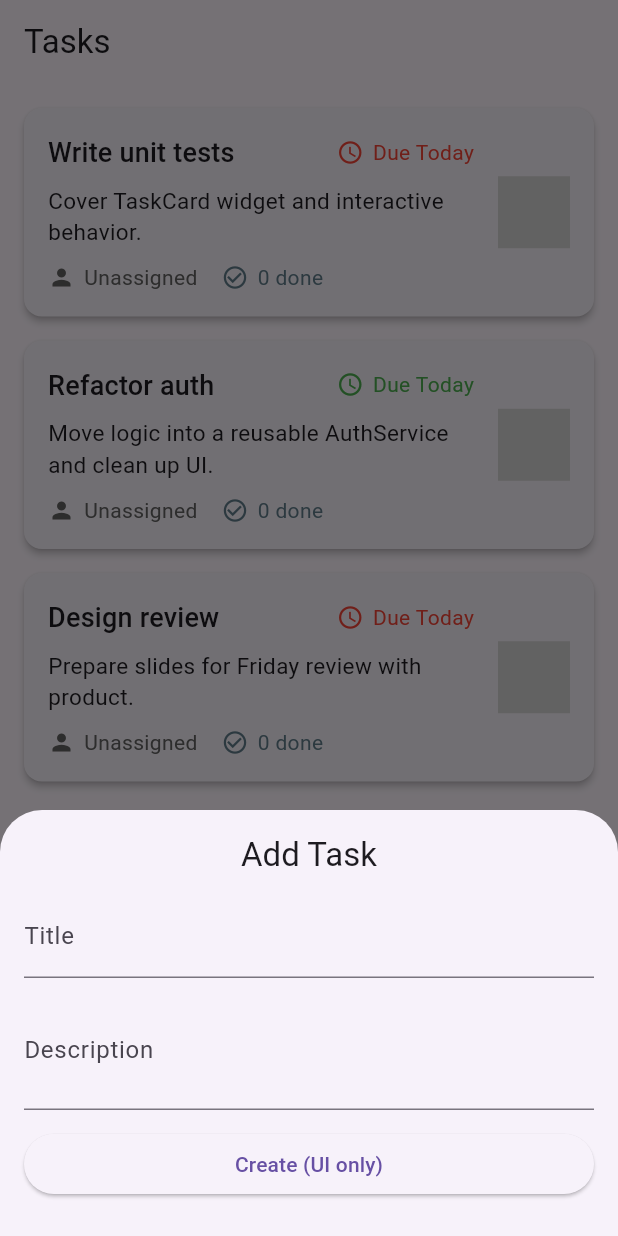
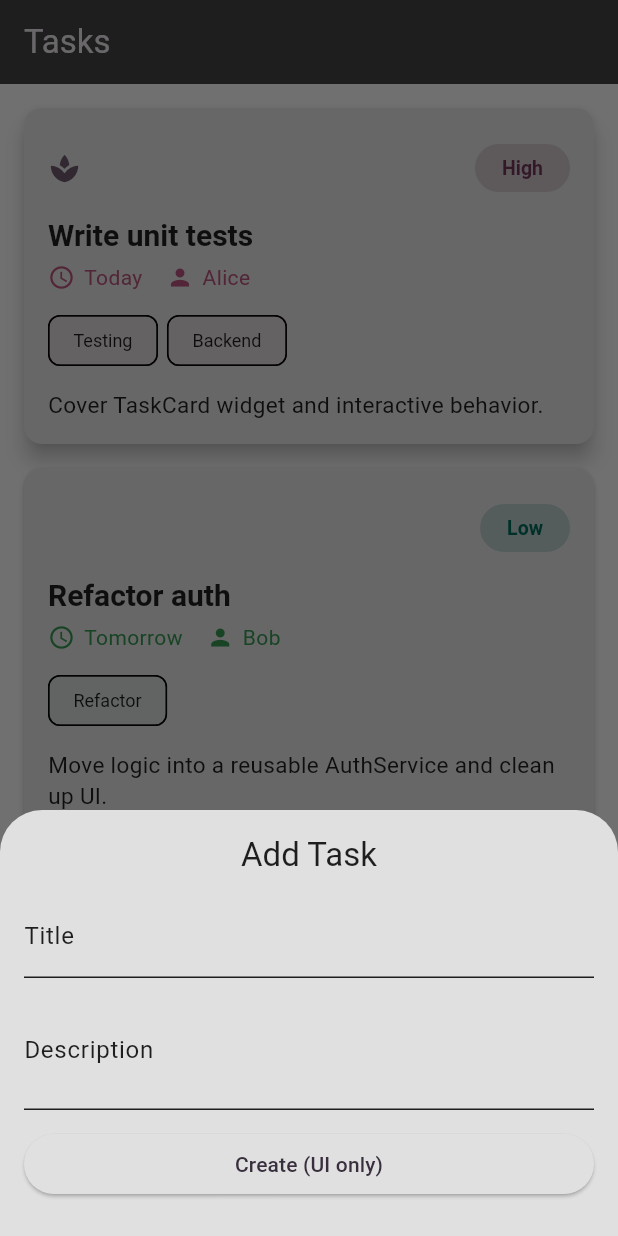
Before and after one commit to kkfhgsk1/ApplicationDEV, a Flutter app: the screen it shows after launch, after a tap on the "add" icon, on a phone screen of 412 x 824 dp. Run offline on Flutter 3.47's test engine with Material 3 defaults, Android fonts, the light colour scheme and no system bars.

Commit message:
B: added dueDate and assignee to TaskCard

```diff
--- a/lib/main.dart
+++ b/lib/main.dart
@@ -9,7 +9,32 @@
   Widget build(BuildContext context) {
     return MaterialApp(
       title: 'Widget Fundamentals Demo',
-      theme: ThemeData(useMaterial3: true),
+      theme: ThemeData(
+        useMaterial3: true,
+        colorScheme: ColorScheme.light(
+          primary: Color.fromARGB(255, 57, 46, 61),      // Dark grey
+          secondary: Color.fromARGB(255, 89, 80, 95),    // Medium grey
+          background: Color.fromARGB(255, 241, 238, 243),   // Light grey
+          surface: Color(0xFFE0E0E0),      // Lighter grey
+          error: Color(0xFFBDBDBD),        // Grey for error
+          onPrimary: Colors.white,
+          onSecondary: Colors.black,
+          onBackground: Colors.black87,
+          onSurface: Colors.black87,
+          onError: Colors.white,
+        ),
+        scaffoldBackgroundColor: Color(0xFFF5F5F5), // Light grey
+        cardColor: Color(0xFFE0E0E0), // Lighter grey for cards
+        chipTheme: ChipThemeData(
+          backgroundColor: Color(0xFFBDBDBD), // Medium-light grey
+          labelStyle: const TextStyle(color: Colors.black87),
+          shape: RoundedRectangleBorder(borderRadius: BorderRadius.circular(8)),
+        ),
+        appBarTheme: const AppBarTheme(
+          backgroundColor: Color(0xFF424242), // Dark grey
+          foregroundColor: Color.fromARGB(255, 231, 224, 233),
+        ),
+      ),
       home: const TaskListPage(),
     );
   }
@@ -23,16 +48,28 @@
       'title': 'Write unit tests',
       'description': 'Cover TaskCard widget and interactive behavior.',
       'priority': 'High',
+      'dueDate': 'Today',
+      'assignee': 'Alice',
+      'tags': 'Testing,Backend',
+      'isImportant': 'true',
     },
     {
       'title': 'Refactor auth',
       'description': 'Move logic into a reusable AuthService and clean up UI.',
       'priority': 'Low',
+      'dueDate': 'Tomorrow',
+      'assignee': 'Bob',
+      'tags': 'Refactor',
+      'isImportant': 'false',
     },
     {
       'title': 'Design review',
       'description': 'Prepare slides for Friday review with product.',
       'priority': 'High',
+      'dueDate': 'Friday',
+      'assignee': 'Unassigned',
+      'tags': 'Design,Slides',
+      'isImportant': 'true',
     },
   ];
 
@@ -50,6 +87,10 @@
             title: t['title']!,
             description: t['description']!,
             priority: t['priority']!,
+            dueDate: t['dueDate']!,
+            assignee: t['assignee']!,
+            tags: t['tags']!,
+            isImportant: t['isImportant']!,
           );
         },
       ),
@@ -103,68 +144,85 @@
   final String title;
   final String description;
   final String priority;
+  final String dueDate;
+  final String assignee;
+  final String tags;
+  final String isImportant;
 
   const TaskCard({
     super.key,
     required this.title,
     required this.description,
     required this.priority,
+    required this.dueDate,
+    required this.assignee,
+    required this.tags,
+    required this.isImportant,
   });
 
   @override
   Widget build(BuildContext context) {
-    final Color priorityColor = priority.toLowerCase() == 'high' ? Colors.red : Colors.green;
+    final Color priorityColor = priority.toLowerCase() == 'high' ? const Color.fromARGB(255, 180, 80, 122) : const Color.fromARGB(255, 53, 148, 81);
+    final List<String> tagList = tags.isNotEmpty ? tags.split(',') : [];
+    final bool important = isImportant.toLowerCase() == 'true';
     return Card(
-      elevation: 2,
+      elevation: important ? 6 : 2,
       child: Padding(
-        padding: const EdgeInsets.all(16), // Increased padding
-        child: Row(
-          children: [
-            Expanded(
+        padding: const EdgeInsets.all(16),
         child: Column(
           crossAxisAlignment: CrossAxisAlignment.start,
           children: [
             Row(
               children: [
-                      Expanded(
-                        child: Text(
+                if (important)
+                  const Icon(Icons.spa, color: Color.fromARGB(255, 109, 88, 110), size: 22), // Lotus icon, pastel purple
+                const Spacer(),
+                _PriorityBadge(priority: priority),
+              ],
+            ),
+            const SizedBox(height: 8),
+            Text(
               title,
-                          style: Theme.of(context).textTheme.titleMedium?.copyWith(fontSize: 18), // Larger font
-                        )
+              style: Theme.of(context).textTheme.titleLarge?.copyWith(
+                fontWeight: FontWeight.bold,
+                fontSize: 20,
               ),
+            ),
+            const SizedBox(height: 6),
+            Row(
+              children: [
                 IconLabel(
                   icon: Icons.access_time,
-                        label: 'Due Today',
+                  label: dueDate,
+                  color: priorityColor,
+                ),
+                const SizedBox(width: 16),
+                IconLabel(
+                  icon: Icons.person,
+                  label: assignee,
                   color: priorityColor,
                 ),
               ],
             ),
             const SizedBox(height: 8),
+            if (tagList.isNotEmpty)
+              Wrap(
+                spacing: 6,
+                children: tagList.map((tag) => Chip(
+                  label: Text(tag, style: const TextStyle(fontSize: 12)),
+                  backgroundColor: priorityColor.withOpacity(0.08),
+                  shape: RoundedRectangleBorder(
+                    borderRadius: BorderRadius.circular(8),
+                  ),
+                )).toList(),
+              ),
+            if (tagList.isNotEmpty) const SizedBox(height: 8),
             Text(
               description,
               maxLines: 2,
               overflow: TextOverflow.ellipsis,
               style: Theme.of(context).textTheme.bodyMedium?.copyWith(fontSize: 15),
             ),
-                  const SizedBox(height: 10),
-                  Row(children: [
-                    IconLabel(
-                      icon: Icons.person,
-                      label: 'Unassigned',
-                      color: Colors.grey[700],
-                    ),
-                    const SizedBox(width: 16),
-                    IconLabel(
-                      icon: Icons.check_circle_outline,
-                      label: '0 done',
-                      color: Colors.blueGrey,
-                    ),
-                  ]),
-                ]
-              ),
-            ),
-            const SizedBox(width: 16),
-            _PriorityBadge(priority: priority),
           ],
         ),
       ),
@@ -177,16 +235,29 @@
   final String priority;
   const _PriorityBadge({super.key, required this.priority});
 
-  Color get _color => priority.toLowerCase() == 'high' ? Colors.red : Colors.green;
+  Color get _color => priority.toLowerCase() == 'high'
+      ? const Color.fromARGB(255, 112, 55, 88) // Darker orange
+      : priority.toLowerCase() == 'low'
+          ? const Color(0xFF00695C) // Darker teal
+          : const Color(0xFF4527A0); // Darker purple
 
   @override
   Widget build(BuildContext context) {
-    return Container(
-      padding: const EdgeInsets.symmetric(horizontal: 10, vertical: 6),
-      decoration: BoxDecoration(color: _color.withOpacity(0.12), borderRadius:
-BorderRadius.circular(12)), r
-      child: Text(priority, style: TextStyle(color: _color, fontWeight:
-FontWeight.w600)),
+    return Chip(
+      label: Text(
+        priority,
+        style: TextStyle(
+          color: _color,
+          fontWeight: FontWeight.w600,
+          fontSize: 13,
+        ),
+      ),
+      backgroundColor: _color.withOpacity(0.18),
+      shape: RoundedRectangleBorder(
+        borderRadius: BorderRadius.circular(16),
+      ),
+      side: BorderSide.none,
+      padding: const EdgeInsets.symmetric(horizontal: 10, vertical: 2),
     );
   }
 }
```
Lines whose indentation alone changed are shown as unchanged.
